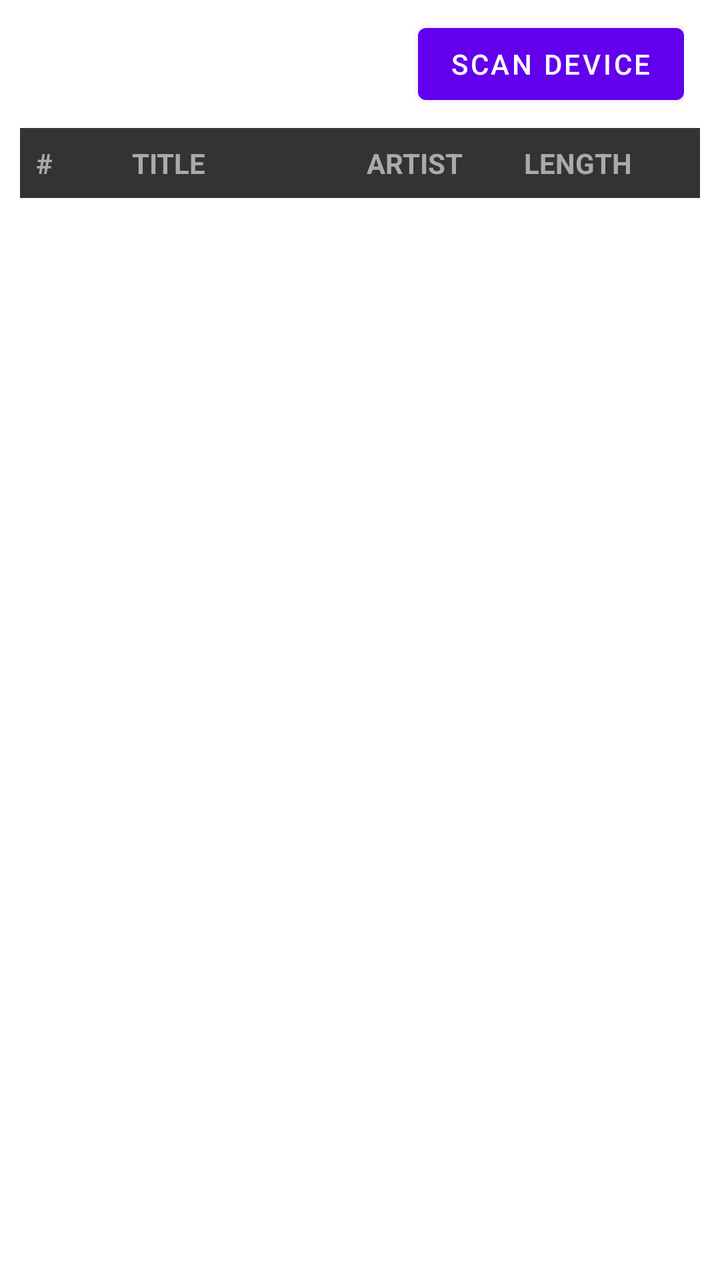
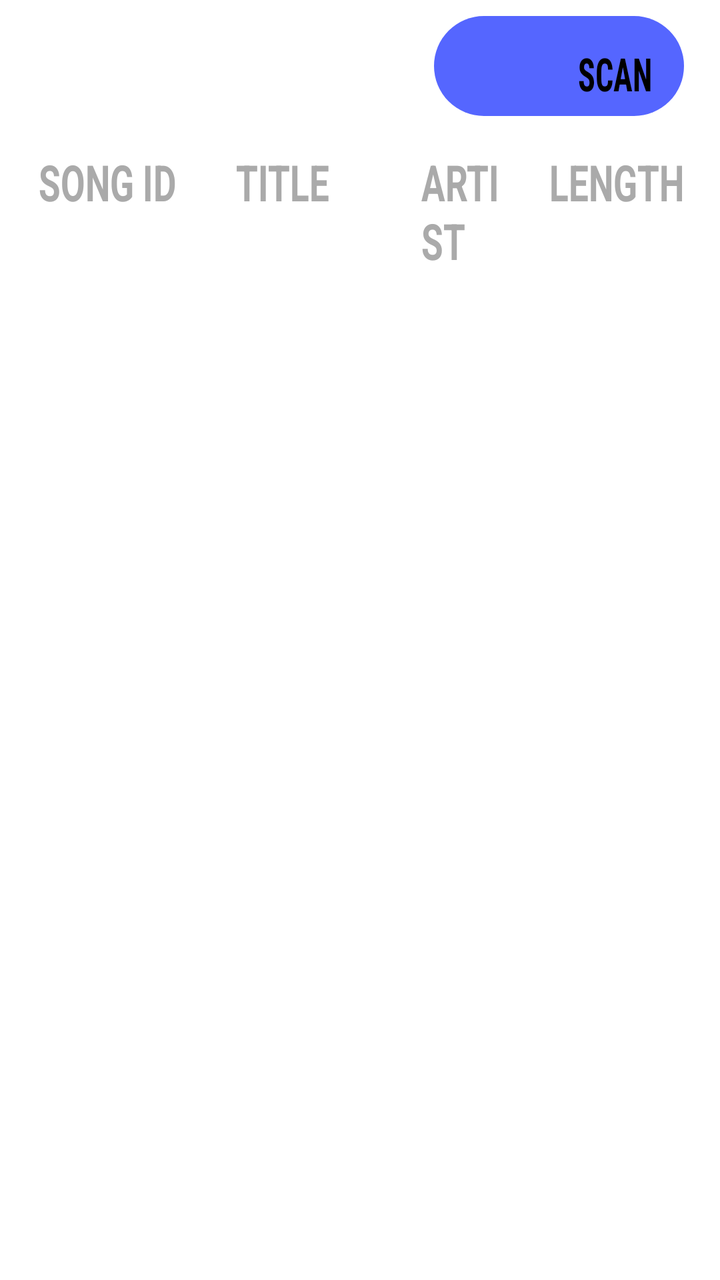

The first picture is an Android layout as it rendered before a commit; the second is the same layout after the commit. The layout source and the unified diff follow.
<!-- AndroidManifest.xml: application theme Theme.LCARSMusic -->
<!-- res/layout/layout_library.xml -->
<?xml version="1.0" encoding="utf-8"?>
<LinearLayout xmlns:android="http://schemas.android.com/apk/res/android"
    android:layout_width="match_parent"
    android:layout_height="match_parent"
    android:orientation="vertical"
    android:paddingHorizontal="10dp" >

    
    <RelativeLayout
        android:layout_width="match_parent"
        android:layout_height="wrap_content"
        android:padding="8dp">

        <TextView
            android:id="@+id/tv_library_header_title"
            android:layout_width="wrap_content"
            android:layout_height="wrap_content"
            android:layout_centerVertical="true"
            android:text="ALL SONGS"
            android:textAllCaps="true"
            android:textColor="#FFFFFF"
            android:textSize="20sp" />

        <Button
            android:id="@+id/btn_scan_device"
            android:layout_width="wrap_content"
            android:layout_height="wrap_content"
            android:layout_alignParentEnd="true"
            android:minHeight="48dp"
            android:text="SCAN DEVICE"
            android:textAllCaps="true" />
    </RelativeLayout>

    
    <LinearLayout
        android:layout_width="match_parent"
        android:layout_height="wrap_content"
        android:orientation="horizontal"
        android:padding="8dp"
        android:background="#333333">

        <TextView
            android:layout_width="48dp"
            android:layout_height="wrap_content"
            android:text="#"
            android:textAllCaps="true"
            android:textColor="#AAAAAA"
            android:textStyle="bold" />

        <TextView
            android:layout_width="0dp"
            android:layout_height="wrap_content"
            android:layout_weight="3"
            android:text="TITLE"
            android:textAllCaps="true"
            android:textColor="#AAAAAA"
            android:textStyle="bold" />

        <TextView
            android:layout_width="0dp"
            android:layout_height="wrap_content"
            android:layout_weight="2"
            android:text="ARTIST"
            android:textAllCaps="true"
            android:textColor="#AAAAAA"
            android:textStyle="bold" />

        <TextView
            android:layout_width="80dp"
            android:layout_height="wrap_content"
            android:text="LENGTH"
            android:textAllCaps="true"
            android:textColor="#AAAAAA"
            android:textStyle="bold" />
    </LinearLayout>

    
    <androidx.recyclerview.widget.RecyclerView
        android:id="@+id/rv_media_list"
        android:layout_width="match_parent"
        android:layout_height="0dp"
        android:layout_weight="1"
        android:scrollbars="vertical" />

</LinearLayout>
<!-- resources referenced by this layout -->
<resources>
  <style name="Theme.LCARSMusic" parent="Theme.MaterialComponents.DayNight.NoActionBar">
          
          <item name="colorPrimary">@color/purple_500</item>
          <item name="colorPrimaryVariant">@color/purple_700</item>
          <item name="colorOnPrimary">@color/white</item>
          
          <item name="colorSecondary">@color/teal_200</item>
          <item name="colorSecondaryVariant">@color/teal_700</item>
          <item name="colorOnSecondary">@color/black</item>
          
          <item name="android:statusBarColor">?attr/colorPrimaryVariant</item>
          
      </style>
  <color name="purple_500">#FF6200EE</color>
  <color name="purple_700">#FF3700B3</color>
  <color name="white">#FFFFFFFF</color>
  <color name="teal_200">#FF03DAC5</color>
  <color name="teal_700">#FF018786</color>
  <color name="black">#FF000000</color>
</resources>

<!-- the commit's change to res/layout/layout_library.xml (unified diff, before → after) -->
@@ -19,16 +19,27 @@
             android:text="ALL SONGS"
             android:textAllCaps="true"
             android:textColor="#FFFFFF"
-            android:textSize="20sp" />
+            android:textSize="25sp"
+            android:textScaleX="0.7"
+            android:textStyle="bold" />
 
-        <Button
+        <androidx.appcompat.widget.AppCompatButton
             android:id="@+id/btn_scan_device"
-            android:layout_width="wrap_content"
-            android:layout_height="wrap_content"
+            android:layout_width="125dp"
+            android:layout_height="50dp"
             android:layout_alignParentEnd="true"
-            android:minHeight="48dp"
-            android:text="SCAN DEVICE"
-            android:textAllCaps="true" />
+            android:background="@drawable/bg_lcars_pill_button"
+            android:backgroundTint="@color/lcars_classic_blue"
+            android:fontFamily="sans-serif-condensed"
+            android:gravity="bottom|end"
+            android:paddingEnd="16dp"
+            android:paddingBottom="6dp"
+            android:stateListAnimator="@null"
+            android:text="SCAN"
+            android:textColor="#000000"
+            android:textScaleX="0.7"
+            android:textSize="23sp"
+            android:textStyle="bold" />
     </RelativeLayout>
 
     
@@ -36,41 +47,52 @@
         android:layout_width="match_parent"
         android:layout_height="wrap_content"
         android:orientation="horizontal"
-        android:padding="8dp"
-        android:background="#333333">
+        android:layout_marginBottom="10dp"
+        android:padding="8dp">
 
         <TextView
-            android:layout_width="48dp"
+            android:layout_width="70dp"
             android:layout_height="wrap_content"
-            android:text="#"
+            android:text="SONG ID"
             android:textAllCaps="true"
             android:textColor="#AAAAAA"
-            android:textStyle="bold" />
-
-        <TextView
-            android:layout_width="0dp"
-            android:layout_height="wrap_content"
-            android:layout_weight="3"
-            android:text="TITLE"
-            android:textAllCaps="true"
-            android:textColor="#AAAAAA"
+            android:textSize="25sp"
+            android:textScaleX="0.7"
+            android:textAlignment="textEnd"
             android:textStyle="bold" />
 
         <TextView
             android:layout_width="0dp"
             android:layout_height="wrap_content"
             android:layout_weight="2"
+            android:layout_marginStart="30dp"
+            android:text="TITLE"
+            android:textAllCaps="true"
+            android:textColor="#AAAAAA"
+            android:textSize="25sp"
+            android:textScaleX="0.7"
+            android:textStyle="bold" />
+
+        <TextView
+            android:layout_width="0dp"
+            android:layout_height="wrap_content"
+            android:layout_weight="1"
             android:text="ARTIST"
             android:textAllCaps="true"
             android:textColor="#AAAAAA"
+            android:textSize="25sp"
+            android:textScaleX="0.7"
             android:textStyle="bold" />
 
         <TextView
-            android:layout_width="80dp"
+            android:layout_width="85dp"
             android:layout_height="wrap_content"
             android:text="LENGTH"
             android:textAllCaps="true"
             android:textColor="#AAAAAA"
+            android:textSize="25sp"
+            android:textScaleX="0.7"
+            android:textAlignment="textEnd"
             android:textStyle="bold" />
     </LinearLayout>
 
<!-- resource entries referenced after the edit -->
@@ -1,5 +1,12 @@
 <!-- resources referenced by this layout -->
 <resources>
+  <color name="lcars_classic_blue">#5566ff</color>
+  <!-- drawable bg_lcars_pill_button (drawable) -->
+  <?xml version="1.0" encoding="utf-8"?>
+  <shape xmlns:android="http://schemas.android.com/apk/res/android"
+      android:shape="rectangle">
+      <corners android:radius="50dp" />
+  </shape>
   <style name="Theme.LCARSMusic" parent="Theme.MaterialComponents.DayNight.NoActionBar">
           
           <item name="colorPrimary">@color/purple_500</item>
